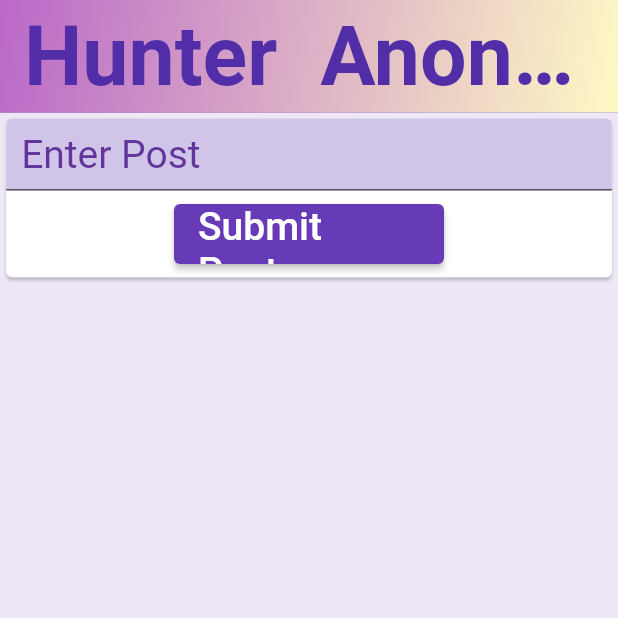
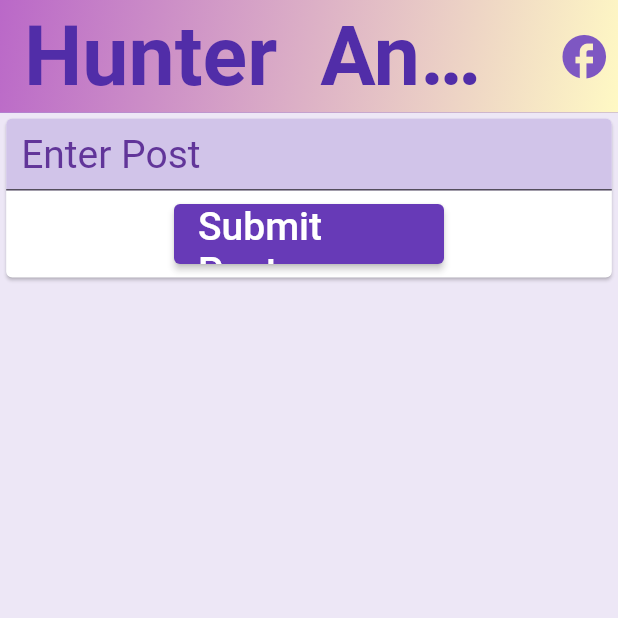
Before and after one commit to amahi2001/Hunter-Anonymous, a Flutter app: the screen it shows after launch, on a phone screen of 412 x 824 dp, the top half of it. Run offline on Flutter 3.47's test engine with Material 2 defaults, Android fonts, the phone set to English and light mode, and no system bars; our stand-ins replace cloud_firestore, firebase_core, google_fonts; missing offline and left inert: dart:html; accounts and stored records are empty; Roboto replaces fonts that are missing (Neuton); statements that could not run were skipped.

Commit message:
added a new action button that would launch a facebook page

```diff
--- a/blog/lib/pages/home.dart
+++ b/blog/lib/pages/home.dart
@@ -3,6 +3,7 @@ import 'package:flutter/material.dart';
 import 'package:cloud_firestore/cloud_firestore.dart';
 import 'package:firebase_core/firebase_core.dart';
 import 'package:intl/intl.dart';
+import 'package:url_launcher/url_launcher.dart';
 
 DateTime today = DateTime(
     DateTime.now().year,
@@ -11,6 +12,15 @@ DateTime today = DateTime(
     DateTime.now().hour,
     DateTime.now().minute,
     DateTime.now().second);
+
+_goToFBPage() async {
+  const url = 'https://www.facebook.com/Hunter-Anonymous-104189795564227';
+  if (await canLaunch(url)) {
+    await launch(url);
+  } else {
+    throw 'Could not launch $url';
+  }
+}
 
 class HomePage extends StatefulWidget {
   @override
@@ -34,6 +44,13 @@ class _HomePageState extends State<HomePage> {
                 fontWeight: FontWeight.bold,
                 fontSize: 55,
                 wordSpacing: 15)),
+          actions: [
+            IconButton(onPressed: _goToFBPage,
+              icon: Icon(Icons.facebook,
+                color: Colors.deepPurple.shade400,
+                size: 35),
+              splashRadius: 25),
+          ],
           // A gradient appbar background.
           flexibleSpace: Container(
               decoration: BoxDecoration(
--- a/blog/pubspec.yaml
+++ b/blog/pubspec.yaml
@@ -38,6 +38,7 @@ dependencies:
   cloud_firestore: ^3.1.10
   google_fonts: ^2.3.1
   intl: ^0.17.0
+  url_launcher: ^6.0.20
 
 dev_dependencies:
   flutter_test:
```
Also changed, not shown: blog/pubspec.lock, 2 other files.
